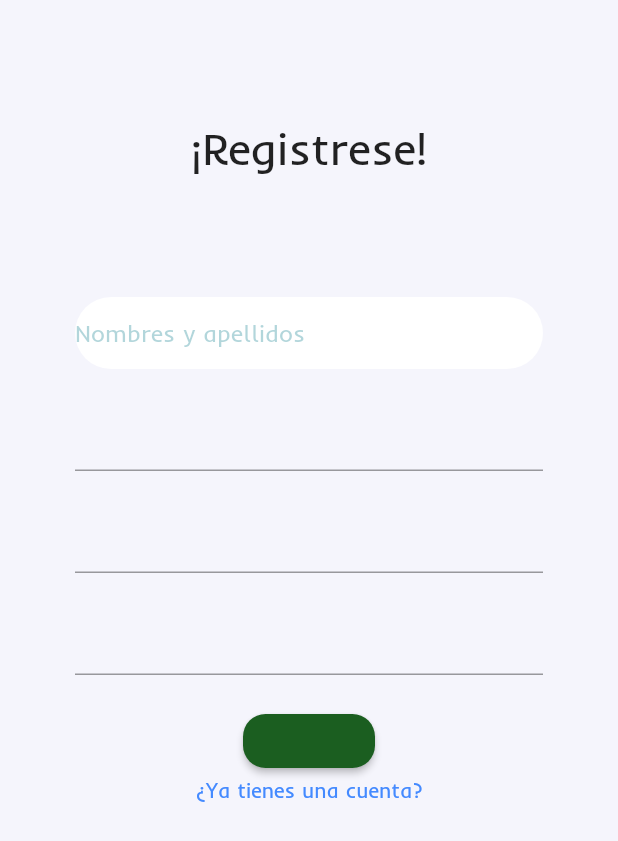
After one commit to HuamanAngel/softales, a Flutter app: the RegisterPage screen opened by its route, on a phone screen of 412 x 824 dp. The commit adds this screen. Shown: the top 841 px of the screen. Run offline on Flutter 3.47's test engine with Material 2 defaults, Android fonts, the phone set to English and light mode, and no system bars; missing offline and left inert: flutter_secure_storage_web.

Commit message:
Panel del registro de usuario

```diff
--- a/lib/core/router.dart
+++ b/lib/core/router.dart
@@ -2,6 +2,7 @@ import 'package:flutter/widgets.dart';
 import 'package:softales/presentation/home/collection/collection_page.dart';
 import 'package:softales/presentation/home/home_page.dart';
 import 'package:softales/presentation/login/login_page.dart';
+import 'package:softales/presentation/login/register_page.dart';
 import 'package:softales/presentation/tales/tales_page.dart';
 
 abstract class AppRouter {
@@ -10,5 +11,6 @@ abstract class AppRouter {
     "home_page": (BuildContext context) => const HomePage(),
     "tales_page": (BuildContext context) => const TalesPage(),
     "collection_page": (BuildContext context) => const CollectionPage(),
+    "register_page": (BuildContext context) => const RegisterPage(),
   };
 }
--- /dev/null
+++ b/lib/presentation/login/register_page.dart
@@ -0,0 +1,74 @@
+import 'package:flutter/material.dart';
+
+class RegisterPage extends StatelessWidget {
+  const RegisterPage({super.key});
+
+  @override
+  Widget build(BuildContext context) {
+    return Scaffold(
+        backgroundColor: Color.fromRGBO(245, 245, 252, 1.0),
+        body: SingleChildScrollView(
+          child: Column(
+            children: [
+              SizedBox(height: 80),
+              Container(
+                //decoration: BoxDecoration(color: Colors.blue),
+                child: Center(
+                  child: Text(
+                    '¡Registrese!',
+                    style: TextStyle(fontFamily: 'Inder', fontSize: 30),
+                  ),
+                ),
+              ),
+              SizedBox(height: 80),
+              Column(
+                children: [
+                  Container(
+                    padding: EdgeInsets.symmetric(horizontal: 50, vertical: 0),
+                    child: Form(
+                      child: Column(
+                        children: [
+                          Container(
+                            decoration: BoxDecoration(
+                                color: Colors.white,
+                                borderRadius: BorderRadius.circular(30)),
+                            child: TextFormField(
+                              decoration: InputDecoration(
+                                  border: InputBorder.none,
+                                  hintText: 'Nombres y apellidos',
+                                  hintStyle: TextStyle(
+                                      fontFamily: 'Inder',
+                                      color: Color.fromRGBO(0, 118, 135, 0.3))),
+                            ),
+                          ),
+                          SizedBox(height: 20),
+                          TextFormField(),
+                          SizedBox(height: 20),
+                          TextFormField(),
+                          SizedBox(height: 20),
+                          TextFormField(),
+                          SizedBox(height: 20),
+                          MaterialButton(
+                              shape: RoundedRectangleBorder(
+                                  borderRadius: BorderRadius.circular(15)),
+                              color: Colors.green[900],
+                              onPressed: () {})
+                        ],
+                      ),
+                    ),
+                  ),
+                  Container(
+                    child: Center(
+                        child: Text('¿Ya tienes una cuenta?',
+                            style: TextStyle(
+                                fontFamily: 'Inder',
+                                fontSize: 14,
+                                color: Colors.blueAccent))),
+                  )
+                ],
+              ),
+            ],
+          ),
+        ));
+  }
+}
--- a/pubspec.yaml
+++ b/pubspec.yaml
@@ -33,3 +33,6 @@ flutter:
       fonts:
         - asset: assets/fonts/Inika-Bold.ttf
         - asset: assets/fonts/Inika-Regular.ttf
+    - family: Inder
+      fonts:
+        - asset: assets/fonts/Inder-Regular.ttf
```
Also changed, not shown: assets/fonts/Inder-Regular.ttf (added).
